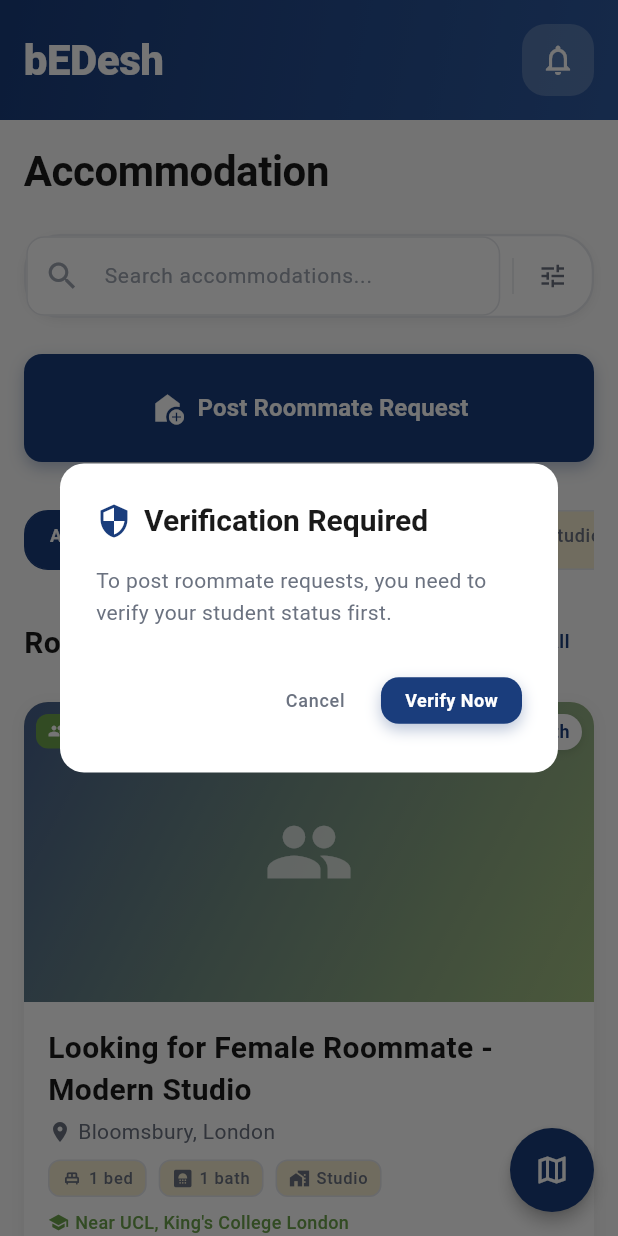
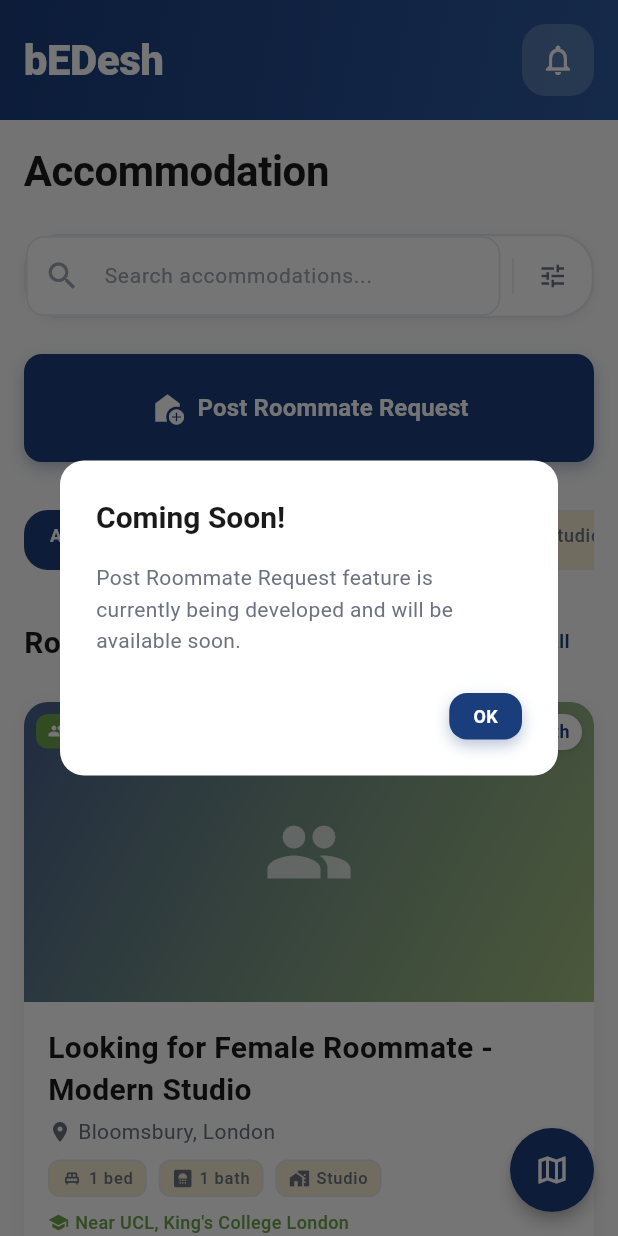
Before and after one commit to deadshoot333/bEDesh, a Flutter app: the AccommodationPage screen opened directly, after a tap on "Post Roommate Request", on a phone screen of 412 x 824 dp. Run offline on Flutter 3.47's test engine with Material 3 defaults, Android fonts, the light colour scheme and no system bars; our stand-ins replace share_plus.

Commit message:
cut off the verification part from acommodation feature

```diff
--- a/lib/features/accommodation/domain/models/accommodation_listing.dart
+++ b/lib/features/accommodation/domain/models/accommodation_listing.dart
@@ -20,7 +20,6 @@ class AccommodationListing {
   final DateTime? availableTo;
   final bool isRoommateRequest;
   final String postedBy;
-  final bool isVerified;
   final DateTime postedAt;
   final double? latitude;
   final double? longitude;
@@ -50,7 +49,6 @@ class AccommodationListing {
     this.availableTo,
     required this.isRoommateRequest,
     required this.postedBy,
-    required this.isVerified,
     required this.postedAt,
     this.latitude,
     this.longitude,
--- a/lib/features/accommodation/presentation/pages/accommodation_page.dart
+++ b/lib/features/accommodation/presentation/pages/accommodation_page.dart
@@ -5,7 +5,6 @@ import '../../../../core/constants/app_constants.dart';
 import '../../../../shared/widgets/buttons/modern_buttons.dart';
 import '../../../../shared/widgets/inputs/modern_search_bar.dart';
 import '../widgets/accommodation_card.dart';
-import 'verification_page.dart';
 
 /// Main accommodation page with listings and filters
 class AccommodationPage extends StatefulWidget {
@@ -25,7 +24,6 @@ class _AccommodationPageState extends State<AccommodationPage>
   String _selectedFilter = 'All';
   String _selectedLocation = 'All Cities';
   String _selectedPropertyType = 'All Types';
-  bool _isUserVerified = false; // This would come from user state
 
   final List<String> _filterOptions = [
     'All',
@@ -90,7 +88,6 @@ class _AccommodationPageState extends State<AccommodationPage>
       'bathrooms': 1,
       'amenities': ['WiFi', 'Furnished', 'Laundry'],
       'isRoommateRequest': true,
-      'isVerified': true,
       'nearbyUniversities': ['UCL', 'King\'s College London'],
       'availableFrom': 'Sept 2025',
     },
@@ -104,7 +101,6 @@ class _AccommodationPageState extends State<AccommodationPage>
       'bathrooms': 1,
       'amenities': ['Shared Kitchen', 'WiFi', 'Near Tube'],
       'isRoommateRequest': true,
-      'isVerified': true,
       'nearbyUniversities': ['UCL', 'University of Westminster'],
       'availableFrom': 'Oct 2025',
     },
@@ -118,7 +114,6 @@ class _AccommodationPageState extends State<AccommodationPage>
       'bathrooms': 2,
       'amenities': ['Garden', 'Study Room', 'Parking'],
       'isRoommateRequest': true,
-      'isVerified': true,
       'nearbyUniversities': ['University of Manchester'],
       'availableFrom': 'Sept 2025',
     },
@@ -132,7 +127,6 @@ class _AccommodationPageState extends State<AccommodationPage>
       'bathrooms': 1,
       'amenities': ['Catering', 'WiFi', 'Study Areas'],
       'isRoommateRequest': true,
-      'isVerified': true,
       'nearbyUniversities': ['University of Birmingham'],
       'availableFrom': 'Aug 2025',
     },
@@ -146,7 +140,6 @@ class _AccommodationPageState extends State<AccommodationPage>
       'bathrooms': 1,
       'amenities': ['Central Heating', 'WiFi', 'Dishwasher'],
       'isRoommateRequest': true,
-      'isVerified': true,
       'nearbyUniversities': ['University of Edinburgh'],
       'availableFrom': 'Sept 2025',
     },
@@ -160,7 +153,6 @@ class _AccommodationPageState extends State<AccommodationPage>
       'bathrooms': 1,
       'amenities': ['Modern Kitchen', 'WiFi', 'Gym Access'],
       'isRoommateRequest': true,
-      'isVerified': true,
       'nearbyUniversities': ['University of Glasgow'],
       'availableFrom': 'Sept 2025',
     },
@@ -433,7 +425,6 @@ class _AccommodationPageState extends State<AccommodationPage>
           bathrooms: listing['bathrooms'],
           amenities: List<String>.from(listing['amenities']),
           isRoommateRequest: listing['isRoommateRequest'],
-          isVerified: listing['isVerified'],
           nearbyUniversities: List<String>.from(listing['nearbyUniversities']),
           availableFrom: listing['availableFrom'],
           onTap: () => _showAccommodationDetails(listing),
@@ -595,73 +586,7 @@ class _AccommodationPageState extends State<AccommodationPage>
   }
 
   void _handlePostAccommodation() {
-    if (!_isUserVerified) {
-      _showVerificationDialog();
-    } else {
-      _showComingSoonDialog('Post Roommate Request');
-    }
-  }
-
-  void _showVerificationDialog() {
-    showDialog(
-      context: context,
-      builder: (context) => AlertDialog(
-        backgroundColor: AppColors.backgroundCard,
-        shape: RoundedRectangleBorder(
-          borderRadius: BorderRadius.circular(AppConstants.radiusL),
-        ),
-        title: Row(
-          children: [
-            Icon(
-              Icons.security,
-              color: AppColors.primary,
-            ),
-            const SizedBox(width: AppConstants.spaceS),
-            Text(
-              'Verification Required',
-              style: AppTextStyles.h4.copyWith(
-                color: AppColors.textPrimary,
-              ),
-            ),
-          ],
-        ),
-        content: Text(
-          'To post roommate requests, you need to verify your student status first.',
-          style: AppTextStyles.bodyMedium.copyWith(
-            color: AppColors.textSecondary,
-          ),
-        ),
-        actions: [
-          TextButton(
-            onPressed: () => Navigator.pop(context),
-            child: Text(
-              'Cancel',
-              style: AppTextStyles.labelMedium.copyWith(
-                color: AppColors.textSecondary,
-              ),
-            ),
-          ),
-          PrimaryButton(
-            text: 'Verify Now',
-            size: ButtonSize.small,
-            onPressed: () async {
-              Navigator.pop(context);
-              final result = await Navigator.push(
-                context,
-                MaterialPageRoute(
-                  builder: (context) => const VerificationPage(),
-                ),
-              );
-              if (result == true) {
-                setState(() {
-                  _isUserVerified = true;
-                });
-              }
-            },
-          ),
-        ],
-      ),
-    );
+    _showComingSoonDialog('Post Roommate Request');
   }
 
   void _showComingSoonDialog(String feature) {
--- a/lib/features/accommodation/presentation/widgets/accommodation_card.dart
+++ b/lib/features/accommodation/presentation/widgets/accommodation_card.dart
@@ -15,7 +15,6 @@ class AccommodationCard extends StatelessWidget {
   final List<String> amenities;
   final String? imageUrl;
   final bool isRoommateRequest;
-  final bool isVerified;
   final VoidCallback? onTap;
   final List<String> nearbyUniversities;
   final String availableFrom;
@@ -32,7 +31,6 @@ class AccommodationCard extends StatelessWidget {
     required this.amenities,
     this.imageUrl,
     required this.isRoommateRequest,
-    required this.isVerified,
     this.onTap,
     required this.nearbyUniversities,
     required this.availableFrom,
@@ -112,14 +110,6 @@ class AccommodationCard extends StatelessWidget {
                               AppColors.secondary,
                               Icons.people,
                             ),
-                          if (isVerified) ...[
-                            const SizedBox(width: AppConstants.spaceXS),
-                            _buildBadge(
-                              'Verified',
-                              AppColors.success,
-                              Icons.verified,
-                            ),
-                          ],
                         ],
                       ),
                     ),
```
Also changed, not shown: lib/features/accommodation/presentation/pages/verification_page.dart (deleted, +0 -415 lines).
